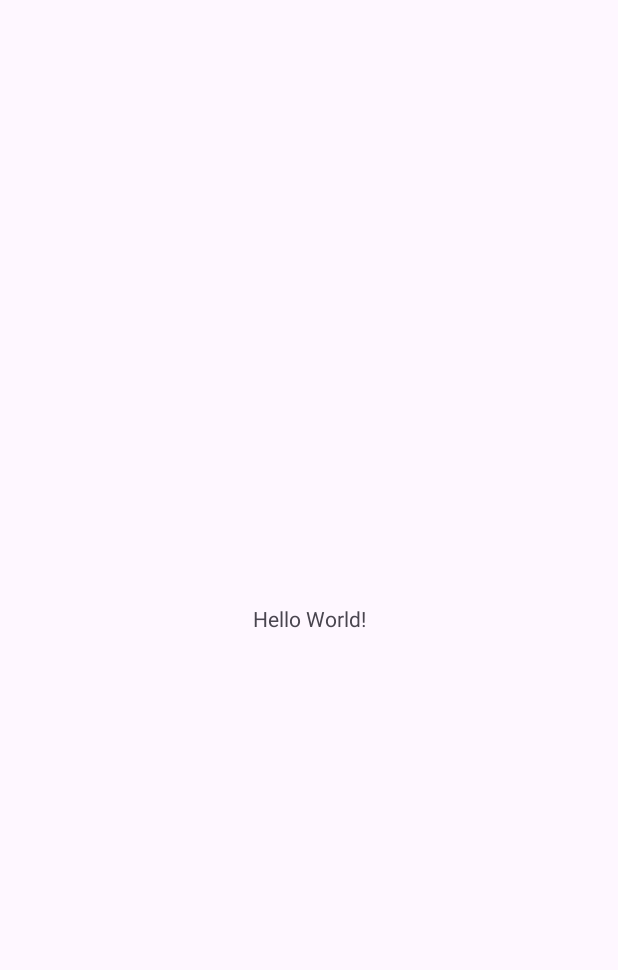
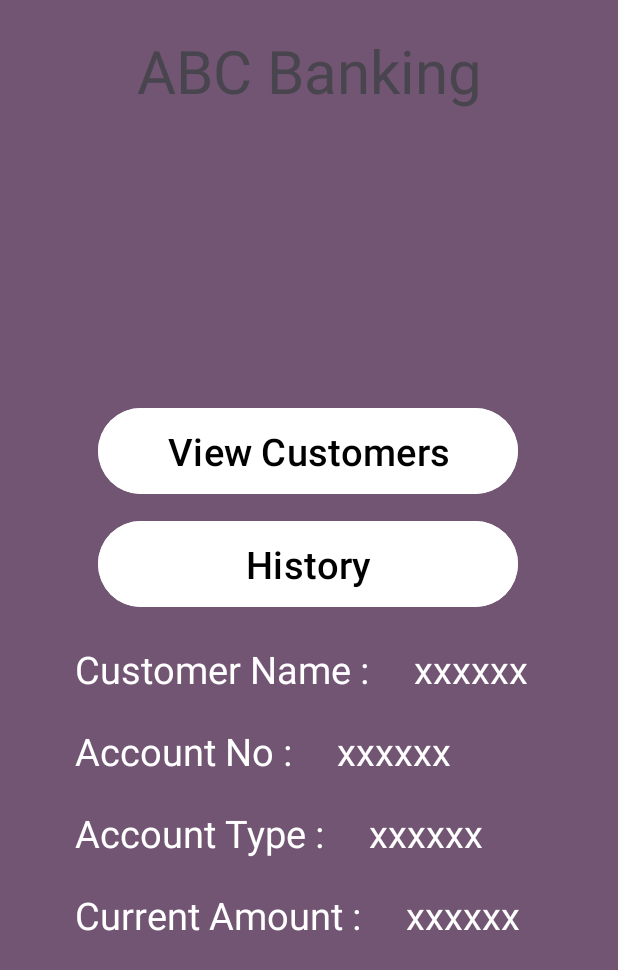
Before and after one commit to Crazzy-novus/Banfking_System_android_Java, an Android app: the screen it shows after launch (MainActivity), on a phone screen of 412 x 824 dp. Before the commit the part shown is almost empty. Shown: the top 970 px of the screen. Run offline under Robolectric (Android 15) with nearby library versions, the phone set to English and light mode, and no system bars.

Commit message:
just started

```diff
--- a/app/build.gradle.kts
+++ b/app/build.gradle.kts
@@ -1,6 +1,8 @@
 @Suppress("DSL_SCOPE_VIOLATION") // TODO: Remove once KTIJ-19369 is fixed
 plugins {
     alias(libs.plugins.androidApplication)
+
+    id("com.google.gms.google-services")
 }
 
 android {
@@ -34,6 +36,10 @@ dependencies {
     implementation(libs.appcompat)
     implementation(libs.material)
     implementation(libs.constraintlayout)
+    implementation(libs.support.annotations)
+    implementation(platform("com.google.firebase:firebase-bom:32.5.0"))
+    implementation(libs.firebase.database)
+
     testImplementation(libs.junit)
     androidTestImplementation(libs.androidx.test.ext.junit)
     androidTestImplementation(libs.espresso.core)
--- a/app/src/main/res/layout/activity_main.xml
+++ b/app/src/main/res/layout/activity_main.xml
@@ -1,18 +1,152 @@
 <?xml version="1.0" encoding="utf-8"?>
-<androidx.constraintlayout.widget.ConstraintLayout xmlns:android="http://schemas.android.com/apk/res/android"
+<LinearLayout xmlns:android="http://schemas.android.com/apk/res/android"
     xmlns:app="http://schemas.android.com/apk/res-auto"
     xmlns:tools="http://schemas.android.com/tools"
+    android:background="@color/material_dynamic_tertiary40"
     android:layout_width="match_parent"
     android:layout_height="match_parent"
-    tools:context=".MainActivity">
+    tools:context=".MainActivity"
+    android:orientation="vertical">
 
-    <TextView
-        android:layout_width="wrap_content"
+        <TextView
+            android:id="@+id/textView2"
+            android:layout_width="match_parent"
+            android:layout_height="98dp"
+            android:layout_marginTop="20sp"
+            android:text="@string/title"
+            android:textAlignment="center"
+            android:textSize="40sp" />
+
+    <Button
+        android:id="@+id/viewcustomers_bt"
+        android:layout_width="280sp"
+        android:layout_height="65sp"
+        android:layout_marginStart="65sp"
+        android:layout_marginTop="150sp"
+        android:text="@string/button1"
+        android:textAlignment="center"
+        android:backgroundTint="@color/white"
+        android:textColor="@color/black"
+         android:textSize="25sp"/>
+
+    <Button
+        android:id="@+id/history_bt"
+        android:layout_width="280sp"
+        android:layout_height="65sp"
+        android:layout_marginStart="65sp"
+        android:layout_marginTop="10sp"
+        android:text="@string/button2"
+        android:textAlignment="center"
+        android:backgroundTint="@color/white"
+        android:textColor="@color/black"
+        android:textSize="25sp"/>
+    <LinearLayout
+        android:layout_width="match_parent"
         android:layout_height="wrap_content"
-        android:text="Hello World!"
-        app:layout_constraintBottom_toBottomOf="parent"
-        app:layout_constraintEnd_toEndOf="parent"
-        app:layout_constraintStart_toStartOf="parent"
-        app:layout_constraintTop_toTopOf="parent" />
+        android:layout_marginTop="20sp"
+        android:orientation="horizontal">
 
-</androidx.constraintlayout.widget.ConstraintLayout>
+
+        <TextView
+            android:id="@+id/name_tv"
+            android:layout_width="wrap_content"
+            android:layout_height="wrap_content"
+            android:layout_marginStart="50sp"
+            android:textColor="@color/white"
+            android:textSize="25sp"
+            android:text="@string/Name" />
+
+        <TextView
+            android:id="@+id/name_answer_tv"
+            android:layout_width="wrap_content"
+            android:layout_height="wrap_content"
+            android:layout_marginStart="30sp"
+            android:textColor="@color/white"
+            android:textSize="25sp"
+            android:text="@string/dummy" />
+
+</LinearLayout>
+
+    <LinearLayout
+        android:layout_width="match_parent"
+        android:layout_height="wrap_content"
+        android:layout_marginTop="20sp"
+        android:orientation="horizontal">
+
+
+        <TextView
+            android:id="@+id/account_no_tv"
+            android:layout_width="wrap_content"
+            android:layout_height="wrap_content"
+            android:layout_marginStart="50sp"
+            android:textColor="@color/white"
+            android:textSize="25sp"
+            android:text="@string/Account_No" />
+
+        <TextView
+            android:id="@+id/account_no_answer_tv"
+            android:layout_width="wrap_content"
+            android:layout_height="wrap_content"
+            android:layout_marginStart="30sp"
+            android:textColor="@color/white"
+            android:textSize="25sp"
+            android:text="@string/dummy" />
+
+    </LinearLayout>
+
+    <LinearLayout
+        android:layout_width="match_parent"
+        android:layout_height="wrap_content"
+        android:layout_marginTop="20sp"
+        android:orientation="horizontal">
+
+
+        <TextView
+            android:id="@+id/type_tv"
+            android:layout_width="wrap_content"
+            android:layout_height="wrap_content"
+            android:layout_marginStart="50sp"
+            android:textColor="@color/white"
+            android:textSize="25sp"
+            android:text="@string/Account_type" />
+
+        <TextView
+            android:id="@+id/type_answer_tv"
+            android:layout_width="wrap_content"
+            android:layout_height="wrap_content"
+            android:layout_marginStart="30sp"
+            android:textColor="@color/white"
+            android:textSize="25sp"
+            android:text="@string/dummy" />
+
+    </LinearLayout>
+
+    <LinearLayout
+        android:layout_width="match_parent"
+        android:layout_height="wrap_content"
+        android:layout_marginTop="20sp"
+        android:orientation="horizontal">
+
+
+        <TextView
+            android:id="@+id/cureent_tv"
+            android:layout_width="wrap_content"
+            android:layout_height="wrap_content"
+            android:layout_marginStart="50sp"
+            android:textColor="@color/white"
+            android:textSize="25sp"
+            android:text="@string/Current" />
+
+        <TextView
+            android:id="@+id/current_answer_tv"
+            android:layout_width="wrap_content"
+            android:layout_height="wrap_content"
+            android:layout_marginStart="30sp"
+            android:textColor="@color/white"
+            android:textSize="25sp"
+            android:text="@string/dummy" />
+
+    </LinearLayout>
+
+
+</LinearLayout>
--- a/app/src/main/res/values/strings.xml
+++ b/app/src/main/res/values/strings.xml
@@ -1,3 +1,16 @@
 <resources>
     <string name="app_name">BankingSystem</string>
+    <string name="title">ABC Banking</string>
+
+    <string name="Name">Customer Name :</string>
+    <string name="Account_No">Account No :</string>
+    <string name="Bank">Bank :</string>
+    <string name="Account_type">Account Type :</string>
+    <string name="Current">Current Amount :</string>
+
+    <string name="dummy">xxxxxx</string>
+
+    <string name="button1">View Customers</string>
+    <string name="button2">History</string>
+
 </resources>
--- a/build.gradle.kts
+++ b/build.gradle.kts
@@ -1,6 +1,13 @@
+buildscript {
+    dependencies {
+        classpath("com.google.gms:google-services:4.4.0")
+    }
+}
 // Top-level build file where you can add configuration options common to all sub-projects/modules.
 @Suppress("DSL_SCOPE_VIOLATION") // TODO: Remove once KTIJ-19369 is fixed
 plugins {
     alias(libs.plugins.androidApplication) apply false
+    // Add the dependency for the Google services Gradle plugin
+    id("com.google.gms.google-services") version "4.4.0" apply false
 }
 true // Needed to make the Suppress annotation work for the plugins block
--- a/gradle/libs.versions.toml
+++ b/gradle/libs.versions.toml
@@ -6,6 +6,8 @@ espresso-core = "3.5.1"
 appcompat = "1.6.1"
 material = "1.10.0"
 constraintlayout = "2.1.4"
+support-annotations = "28.0.0"
+firebase-database = "20.3.0"
 
 [libraries]
 junit = { group = "junit", name = "junit", version.ref = "junit" }
@@ -14,6 +16,8 @@ espresso-core = { group = "androidx.test.espresso", name = "espresso-core", vers
 appcompat = { group = "androidx.appcompat", name = "appcompat", version.ref = "appcompat" }
 material = { group = "com.google.android.material", name = "material", version.ref = "material" }
 constraintlayout = { group = "androidx.constraintlayout", name = "constraintlayout", version.ref = "constraintlayout" }
+support-annotations = { group = "com.android.support", name = "support-annotations", version.ref = "support-annotations" }
+firebase-database = { group = "com.google.firebase", name = "firebase-database", version.ref = "firebase-database" }
 
 [plugins]
 androidApplication = { id = "com.android.application", version.ref = "agp" }
```
Also changed, not shown: 1 other file.
